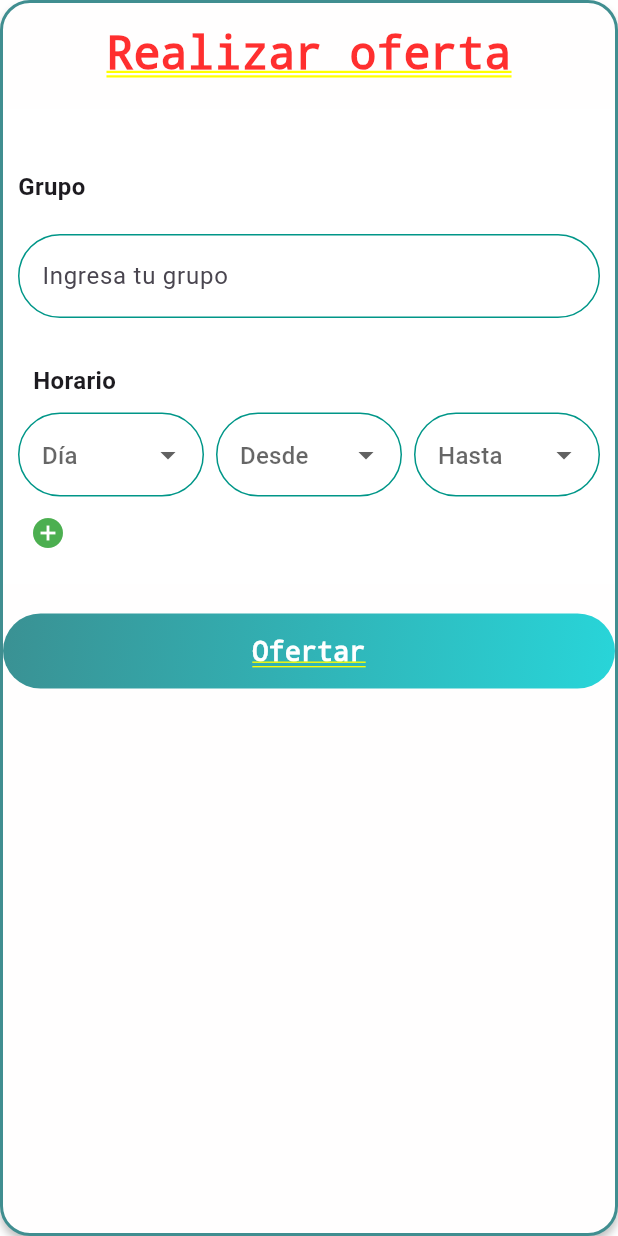
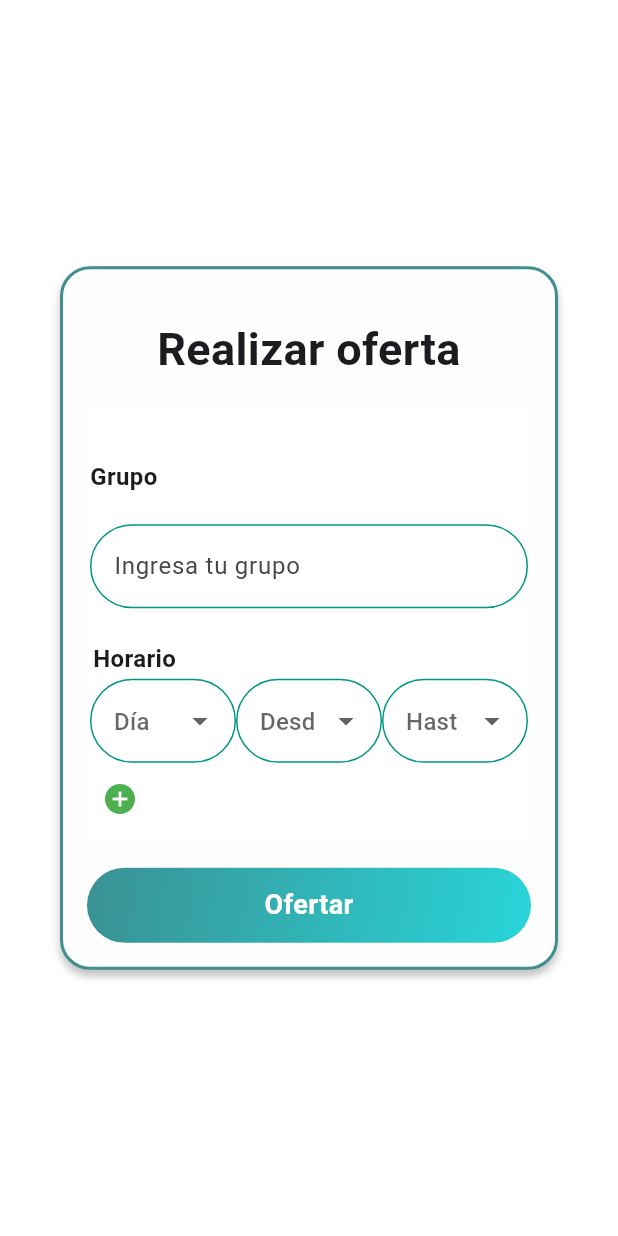
Before and after one commit to oramirse/SwApp, a Flutter app: the screen it shows after launch, on a phone screen of 412 x 824 dp. Run offline on Flutter 3.47's test engine with Material 3 defaults, Android fonts, the light colour scheme and no system bars; our stand-ins replace cloud_firestore, firebase_auth, firebase_core, firebase_messaging, firebase_storage, image_picker; missing offline and left inert: mailer; accounts and stored records are empty.

Commit message:
Ajuste visual en MakeOffer

```diff
--- a/SwApp/lib/widgets/group_schedule_form.dart
+++ b/SwApp/lib/widgets/group_schedule_form.dart
@@ -10,7 +10,7 @@
 
 class GroupScheduleFormState extends State<GroupScheduleForm> {
   GlobalKey<FormState> globalKey = GlobalKey<FormState>();
-  var groupNameController = TextEditingController();
+  final TextEditingController groupNameController = TextEditingController();
   List<TimeSlot> timeSlots = [];
 
   @override
@@ -28,7 +28,7 @@
             key: globalKey,
             child: SingleChildScrollView(
                 child: Padding(
-                    padding: EdgeInsets.all(10),
+                    padding: EdgeInsets.all(2),
                     child: Column(
                       crossAxisAlignment: CrossAxisAlignment.start,
                       mainAxisAlignment: MainAxisAlignment.start,
@@ -72,7 +72,7 @@
       mainAxisAlignment: MainAxisAlignment.start,
       children: [
         Padding(
-          padding: const EdgeInsets.all(10),
+          padding: const EdgeInsets.all(2),
           child: Text(
             'Horario',
             style: TextStyle(
@@ -126,18 +126,6 @@
         child: Row(
           children: [
             //Campo para seleccionar el dia
-            /*
-            Column(children: [
-              Text(
-                'Dia',
-                style: TextStyle(
-                  fontSize: 16.0,
-                  fontWeight: FontWeight.bold,
-                ),
-                textAlign: TextAlign.left,
-              ),
-            ]),
-            */
             Expanded(
               child: DropdownButtonFormField<String>(
                 value: timeSlots[index].day,
@@ -162,9 +150,10 @@
                 decoration: InputDecoration(
                   hintText: 'Día',
                   border: OutlineInputBorder(
-                    borderRadius: BorderRadius.circular(30.0),
+                    borderRadius: BorderRadius.circular(20.0),
                   ),
                 ),
+                isExpanded: true,
                 validator: (value) {
                   if (value == null || value.isEmpty) {
                     return 'Este campo es obligatorio';
@@ -173,20 +162,7 @@
                 },
               ),
             ),
-            const SizedBox(width: 8.0),
             // Widget para seleccionar la hora de inicio
-            /*
-            Column(children: [
-              Text(
-                'Inicio',
-                style: TextStyle(
-                  fontSize: 16.0,
-                  fontWeight: FontWeight.bold,
-                ),
-                textAlign: TextAlign.left,
-              ),
-            ]),
-            */
             Expanded(
               child: DropdownButtonFormField<String>(
                 value: timeSlots[index].startTime,
@@ -220,9 +196,10 @@
                 decoration: InputDecoration(
                   hintText: 'Desde',
                   border: OutlineInputBorder(
-                    borderRadius: BorderRadius.circular(30.0),
+                    borderRadius: BorderRadius.circular(20.0),
                   ),
                 ),
+                isExpanded: true,
                 validator: (value) {
                   if (value == null || value.isEmpty) {
                     return 'Este campo es obligatorio';
@@ -231,20 +208,6 @@
                 },
               ),
             ),
-            SizedBox(width: 8.0),
-            // Widget para seleccionar la hora de fin
-            /*
-            Column(children: [
-              Text(
-                'Fin',
-                style: TextStyle(
-                  fontSize: 16.0,
-                  fontWeight: FontWeight.bold,
-                ),
-                textAlign: TextAlign.left,
-              ),
-            ]),
-            */
             Expanded(
               child: DropdownButtonFormField<String>(
                 value: timeSlots[index].endTime,
@@ -278,9 +241,10 @@
                 decoration: InputDecoration(
                   hintText: 'Hasta',
                   border: OutlineInputBorder(
-                    borderRadius: BorderRadius.circular(30.0),
+                    borderRadius: BorderRadius.circular(20.0),
                   ),
                 ),
+                isExpanded: true,
                 validator: (value) {
                   if (value == null || value.isEmpty) {
                     return 'Este campo es obligatorio';
--- a/SwApp/lib/widgets/make_offer.dart
+++ b/SwApp/lib/widgets/make_offer.dart
@@ -25,10 +25,10 @@
   }
 
   Future<void> registrarOfertar(GroupSchedule groupSchedule) async {
-    _showMessageDialog('Oferta realizada con exito');
+    _showMessageDialog('Oferta realizada con exito', pop: true);
   }
 
-  void _showMessageDialog(String message) {
+  void _showMessageDialog(String message, {bool pop = false}) {
     showDialog(
       context: context,
       //Desactivar pulsasiones fuera del cuadro
@@ -46,12 +46,17 @@
           ],
         );
       },
-    );
+    ).then((_) {
+      if (pop) Navigator.pop(context);
+    });
   }
 
   @override
   Widget build(BuildContext context) {
-    return Container(
+    return Dialog(
+        child: Container(
+      //Dar forma al contenedor
+      padding: const EdgeInsets.all(16.0),
       decoration: ShapeDecoration(
         color: Color(0xFFFFFEFE),
         shape: RoundedRectangleBorder(
@@ -67,9 +72,12 @@
           )
         ],
       ),
+      //Campos para realizar una oferta
       child: Column(
+        mainAxisSize: MainAxisSize.min,
         crossAxisAlignment: CrossAxisAlignment.stretch,
         children: [
+          //Titulo
           SizedBox(height: 16),
           Text("Realizar oferta",
               style: TextStyle(
@@ -114,6 +122,6 @@
           ),
         ],
       ),
-    );
+    ));
   }
 }
```
Also changed, not shown: SwApp/lib/pages/crear_publicaciones.dart (+93 -0 lines), SwApp/lib/pages/home.dart (+29 -38 lines), SwApp/lib/pages/realizar_oferta.dart (deleted, +0 -23 lines).
